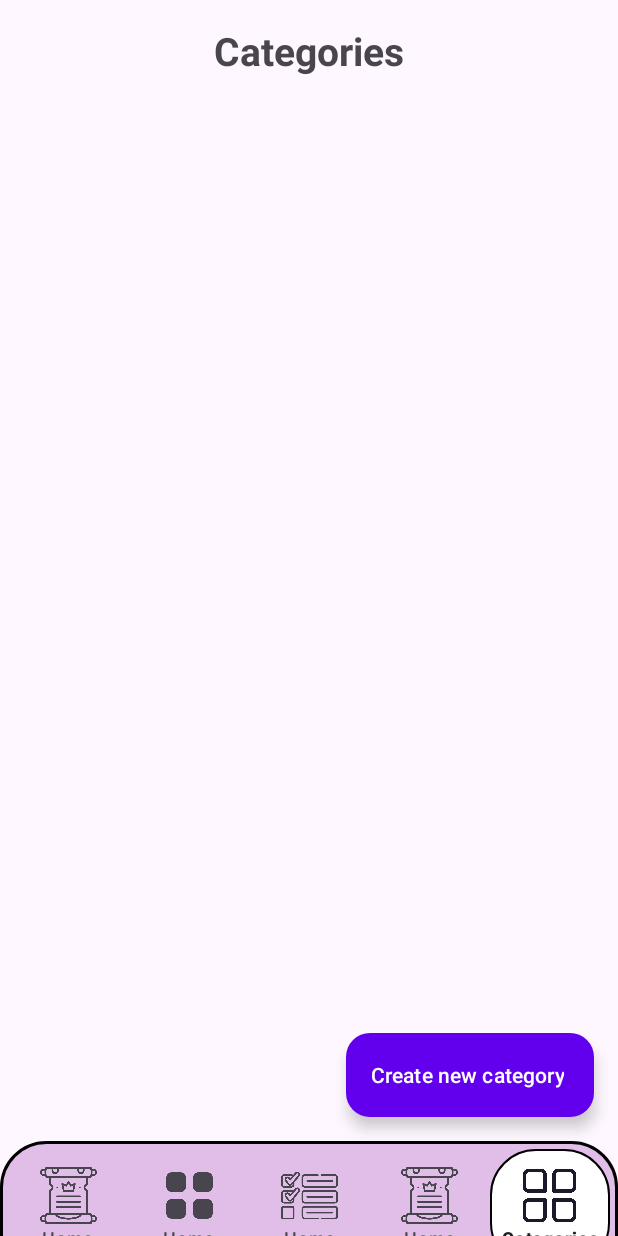
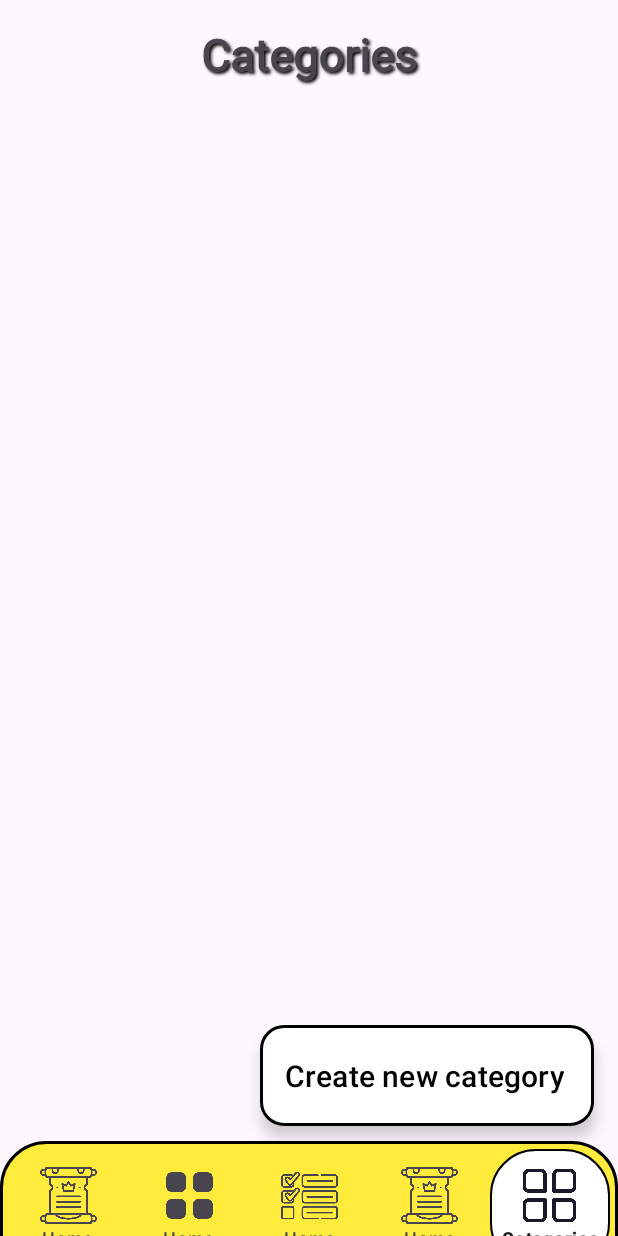
Before and after one commit to NikolaLetvencuk/e2-ma-tim35-2025, an Android app: the screen it shows after launch (MainActivity), item 5 of the bottom bar chosen, on a phone screen of 412 x 824 dp. Run offline under Robolectric (Android 15) with nearby library versions, the phone set to English and light mode, and no system bars; libraries missing offline, so code that uses them is left out: com.skydoves.colorpickerview.

Commit message:
Implement color-picker and validation

```diff
--- a/app/build.gradle
+++ b/app/build.gradle
@@ -39,4 +39,5 @@ dependencies {
     testImplementation libs.junit
     androidTestImplementation libs.ext.junit
     androidTestImplementation libs.espresso.core
+    implementation 'com.github.skydoves:colorpickerview:2.2.0'
 }
--- a/app/src/main/res/drawable/bottom_nav_background.xml
+++ b/app/src/main/res/drawable/bottom_nav_background.xml
@@ -1,6 +1,6 @@
 <shape xmlns:android="http://schemas.android.com/apk/res/android"
     android:shape="rectangle">
-    <solid android:color="@color/purple_100"/>
+    <solid android:color="@color/yellow"/>
     <corners android:topLeftRadius="30dp"
         android:topRightRadius="30dp"/>
     <stroke android:width="2dp" android:color="@color/black"/>
--- a/app/src/main/res/drawable/category_item_border.xml
+++ b/app/src/main/res/drawable/category_item_border.xml
@@ -1,7 +1,5 @@
 <shape xmlns:android="http://schemas.android.com/apk/res/android"
     android:shape="rectangle">
-
-    <solid android:color="#FFFFFF"/>
 
     <stroke
         android:width="2dp"
--- a/app/src/main/res/layout/activity_main.xml
+++ b/app/src/main/res/layout/activity_main.xml
@@ -12,7 +12,7 @@
         android:layout_width="match_parent"
         android:layout_height="match_parent"
         android:layout_above="@id/bottom_navigation"
-        android:layout_marginBottom="0dp" />
+        android:layout_marginBottom="-20dp" />
 
     <com.google.android.material.bottomnavigation.BottomNavigationView
         android:id="@+id/bottom_navigation"
--- /dev/null
+++ b/app/src/main/res/layout/dialog_color_picker.xml
@@ -0,0 +1,6 @@
+<?xml version="1.0" encoding="utf-8"?>
+<com.skydoves.colorpickerview.ColorPickerView
+    xmlns:android="http://schemas.android.com/apk/res/android"
+    android:id="@+id/colorPickerView"
+    android:layout_width="match_parent"
+    android:layout_height="300dp"/>
--- a/app/src/main/res/layout/fragment_category_list.xml
+++ b/app/src/main/res/layout/fragment_category_list.xml
@@ -11,11 +11,16 @@
         android:text="Categories"
         android:textAlignment="center"
         android:textStyle="bold"
-        android:textSize="26sp"
+        android:textSize="30sp"
         app:layout_constraintTop_toTopOf="parent"
         app:layout_constraintStart_toStartOf="parent"
         app:layout_constraintEnd_toEndOf="parent"
-        android:padding="16dp" />
+        android:padding="16dp"
+        android:fontFamily="@font/font1"
+        android:shadowColor="@color/black"
+        android:shadowDx="2"
+        android:shadowDy="2"
+        android:shadowRadius="2"/>
 
     <androidx.recyclerview.widget.RecyclerView
         android:id="@+id/recyclerViewCategories"
@@ -25,17 +30,25 @@
         app:layout_constraintTop_toBottomOf="@id/textCategoryHeader"
         app:layout_constraintBottom_toBottomOf="parent"
         app:layout_constraintStart_toStartOf="parent"
-        app:layout_constraintEnd_toEndOf="parent"/>
+        app:layout_constraintEnd_toEndOf="parent" />
 
     <com.google.android.material.floatingactionbutton.ExtendedFloatingActionButton
         android:id="@+id/fabAddCategory"
         android:layout_width="wrap_content"
         android:layout_height="wrap_content"
         android:text="Create new category"
-        android:textColor="@color/white"
-        app:backgroundTint="@color/purple_500"
+        android:textColor="@color/black"
+        app:backgroundTint="@color/white"
         app:layout_constraintBottom_toBottomOf="parent"
         app:layout_constraintEnd_toEndOf="parent"
-        android:layout_margin="16dp" />
+        android:layout_marginTop="16dp"
+        android:layout_marginLeft="16dp"
+        android:layout_marginRight="16dp"
+        android:layout_marginBottom="30dp"
+        android:textSize="20sp"
+        android:paddingTop="20dp"
+        android:paddingBottom="20dp"
+        app:strokeColor="@color/black"
+        app:strokeWidth="2dp"/>
 
 </androidx.constraintlayout.widget.ConstraintLayout>
--- a/app/src/main/res/values/colors.xml
+++ b/app/src/main/res/values/colors.xml
@@ -4,5 +4,5 @@
     <color name="white">#FFFFFFFF</color>
     <color name="purple_500">#6200EE</color>
     <color name="purple_100">#E1BEE7</color>
-
+    <color name="yellow">#FFEB3B</color>
 </resources>
```
Also changed, not shown: app/src/main/java/com/example/dailyboss/adapters/CategoryAdapter.java (+6 -1 lines), app/src/main/java/com/example/dailyboss/data/CategoryDAO.java (+16 -0 lines), app/src/main/java/com/example/dailyboss/fragments/CategoryListFragment.java (+65 -20 lines), app/src/main/java/com/example/dailyboss/service/CategoryService.java (+26 -1 lines), app/src/main/res/layout/dialog_add_category.xml (+50 -43 lines), app/src/main/res/layout/item_category.xml (+8 -7 lines), settings.gradle (+4 -7 lines), app/src/main/res/font/font9.otf (added), 1 other file.
